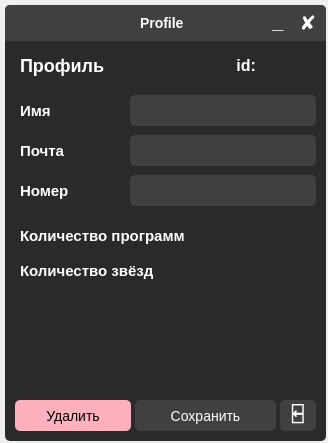
Above: profile/profile.ui from b0shka/selling_apps before the change. Below: the same form after it.
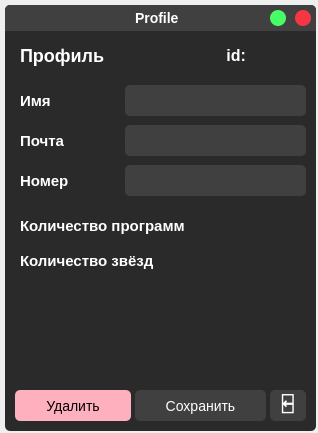
That is the form after the change.

Patch:
```diff
--- a/profile/profile.ui
+++ b/profile/profile.ui
@@ -6,10 +6,22 @@
    <rect>
     <x>0</x>
     <y>0</y>
-    <width>328</width>
-    <height>443</height>
+    <width>318</width>
+    <height>433</height>
    </rect>
   </property>
+  <property name="minimumSize">
+   <size>
+    <width>3</width>
+    <height>433</height>
+   </size>
+  </property>
+  <property name="maximumSize">
+   <size>
+    <width>328</width>
+    <height>433</height>
+   </size>
+  </property>
   <property name="windowTitle">
    <string>Profile</string>
   </property>
@@ -21,20 +33,20 @@
     <rect>
      <x>5</x>
      <y>5</y>
-     <width>321</width>
-     <height>436</height>
+     <width>311</width>
+     <height>426</height>
     </rect>
    </property>
    <property name="minimumSize">
     <size>
-     <width>321</width>
-     <height>436</height>
+     <width>311</width>
+     <height>426</height>
     </size>
    </property>
    <property name="maximumSize">
     <size>
-     <width>321</width>
-     <height>436</height>
+     <width>311</width>
+     <height>426</height>
     </size>
    </property>
    <property name="styleSheet">
@@ -49,120 +61,11 @@
    <property name="frameShadow">
     <enum>QFrame::Raised</enum>
    </property>
-   <widget class="QFrame" name="frame_3">
-    <property name="geometry">
-     <rect>
-      <x>0</x>
-      <y>0</y>
-      <width>321</width>
-      <height>36</height>
-     </rect>
-    </property>
-    <property name="styleSheet">
-     <string notr="true">QFrame{
-	border-bottom-left-radius: 0px;
-	border-bottom-right-radius: 0px;
-	background-color: #404040;
-}</string>
-    </property>
-    <property name="frameShape">
-     <enum>QFrame::StyledPanel</enum>
-    </property>
-    <property name="frameShadow">
-     <enum>QFrame::Raised</enum>
-    </property>
-    <widget class="QPushButton" name="pushButton_8">
-     <property name="geometry">
-      <rect>
-       <x>290</x>
-       <y>5</y>
-       <width>26</width>
-       <height>26</height>
-      </rect>
-     </property>
-     <property name="font">
-      <font>
-       <pointsize>-1</pointsize>
-       <weight>75</weight>
-       <bold>true</bold>
-      </font>
-     </property>
-     <property name="styleSheet">
-      <string notr="true">QPushButton {
-	font-size: 20px;
-	background-color: #404040;
-	border-radius: 5px;
-}
-QPushButton::hover {
-	background-color: #ffb0be;
-	color: black;
-}</string>
-     </property>
-     <property name="text">
-      <string>✘</string>
-     </property>
-    </widget>
-    <widget class="QPushButton" name="pushButton_9">
-     <property name="geometry">
-      <rect>
-       <x>260</x>
-       <y>5</y>
-       <width>26</width>
-       <height>26</height>
-      </rect>
-     </property>
-     <property name="font">
-      <font>
-       <pointsize>-1</pointsize>
-       <weight>75</weight>
-       <bold>true</bold>
-      </font>
-     </property>
-     <property name="styleSheet">
-      <string notr="true">QPushButton {
-	padding-bottom: 4px;
-	font-size: 20px;
-	background-color: #404040;
-	border-radius: 5px;
-}
-QPushButton::hover {
-	background-color: #2a2a2a;
-}</string>
-     </property>
-     <property name="text">
-      <string>_</string>
-     </property>
-    </widget>
-    <widget class="QLabel" name="label_13">
-     <property name="geometry">
-      <rect>
-       <x>135</x>
-       <y>10</y>
-       <width>56</width>
-       <height>16</height>
-      </rect>
-     </property>
-     <property name="font">
-      <font>
-       <pointsize>-1</pointsize>
-       <weight>75</weight>
-       <bold>true</bold>
-      </font>
-     </property>
-     <property name="styleSheet">
-      <string notr="true">font-size: 14px;
-color: white;</string>
-     </property>
-     <property name="text">
-      <string>Profile</string>
-     </property>
-    </widget>
-   </widget>
    <widget class="QLabel" name="label_9">
     <property name="geometry">
      <rect>
-      <x>220</x>
-      <y>255</y>
+      <x>215</x>
+      <y>245</y>
       <width>86</width>
       <height>21</height>
      </rect>
@@ -188,8 +91,8 @@
    <widget class="QPushButton" name="pushButton_4">
     <property name="geometry">
      <rect>
-      <x>220</x>
-      <y>220</y>
+      <x>215</x>
+      <y>210</y>
       <width>86</width>
       <height>21</height>
      </rect>
@@ -221,8 +124,8 @@
     <property name="geometry">
      <rect>
       <x>130</x>
-      <y>395</y>
-      <width>141</width>
+      <y>385</y>
+      <width>131</width>
       <height>31</height>
      </rect>
     </property>
@@ -243,9 +146,9 @@
    <widget class="QLineEdit" name="lineEdit_2">
     <property name="geometry">
      <rect>
-      <x>125</x>
-      <y>130</y>
-      <width>186</width>
+      <x>120</x>
+      <y>120</y>
+      <width>181</width>
       <height>31</height>
      </rect>
     </property>
@@ -260,7 +163,7 @@
     <property name="geometry">
      <rect>
       <x>15</x>
-      <y>50</y>
+      <y>40</y>
       <width>101</width>
       <height>21</height>
      </rect>
@@ -283,8 +186,8 @@
    <widget class="QPushButton" name="pushButton_3">
     <property name="geometry">
      <rect>
-      <x>275</x>
-      <y>395</y>
+      <x>265</x>
+      <y>385</y>
       <width>36</width>
       <height>31</height>
      </rect>
@@ -315,7 +218,7 @@
     <property name="geometry">
      <rect>
       <x>15</x>
-      <y>95</y>
+      <y>85</y>
       <width>61</width>
       <height>21</height>
      </rect>
@@ -338,9 +241,9 @@
    <widget class="QLineEdit" name="lineEdit_3">
     <property name="geometry">
      <rect>
-      <x>125</x>
-      <y>170</y>
-      <width>186</width>
+      <x>120</x>
+      <y>160</y>
+      <width>181</width>
       <height>31</height>
      </rect>
     </property>
@@ -354,8 +257,8 @@
    <widget class="QLabel" name="label_2">
     <property name="geometry">
      <rect>
-      <x>255</x>
-      <y>50</y>
+      <x>245</x>
+      <y>40</y>
       <width>56</width>
       <height>21</height>
      </rect>
@@ -382,7 +285,7 @@
     <property name="geometry">
      <rect>
       <x>15</x>
-      <y>255</y>
+      <y>245</y>
       <width>161</width>
       <height>21</height>
      </rect>
@@ -405,8 +308,8 @@
    <widget class="QLabel" name="label_3">
     <property name="geometry">
      <rect>
-      <x>220</x>
-      <y>50</y>
+      <x>210</x>
+      <y>40</y>
       <width>31</width>
       <height>21</height>
      </rect>
@@ -433,7 +336,7 @@
     <property name="geometry">
      <rect>
       <x>10</x>
-      <y>395</y>
+      <y>385</y>
       <width>116</width>
       <height>31</height>
      </rect>
@@ -452,7 +355,7 @@
     <property name="geometry">
      <rect>
       <x>15</x>
-      <y>175</y>
+      <y>165</y>
       <width>71</width>
       <height>21</height>
      </rect>
@@ -475,9 +378,9 @@
    <widget class="QLineEdit" name="lineEdit">
     <property name="geometry">
      <rect>
-      <x>125</x>
-      <y>90</y>
-      <width>186</width>
+      <x>120</x>
+      <y>80</y>
+      <width>181</width>
       <height>31</height>
      </rect>
     </property>
@@ -492,7 +395,7 @@
     <property name="geometry">
      <rect>
       <x>15</x>
-      <y>220</y>
+      <y>210</y>
       <width>196</width>
       <height>21</height>
      </rect>
@@ -516,7 +419,7 @@
     <property name="geometry">
      <rect>
       <x>15</x>
-      <y>135</y>
+      <y>125</y>
       <width>61</width>
       <height>21</height>
      </rect>
@@ -536,6 +439,115 @@
      <string>Почта</string>
     </property>
    </widget>
+   <widget class="QFrame" name="frame_5">
+    <property name="geometry">
+     <rect>
+      <x>0</x>
+      <y>0</y>
+      <width>311</width>
+      <height>26</height>
+     </rect>
+    </property>
+    <property name="styleSheet">
+     <string notr="true">QFrame{
+	border-bottom-left-radius: 0px;
+	border-bottom-right-radius: 0px;
+	background-color: #404040;
+}</string>
+    </property>
+    <property name="frameShape">
+     <enum>QFrame::StyledPanel</enum>
+    </property>
+    <property name="frameShadow">
+     <enum>QFrame::Raised</enum>
+    </property>
+    <widget class="QPushButton" name="pushButton_8">
+     <property name="geometry">
+      <rect>
+       <x>290</x>
+       <y>5</y>
+       <width>16</width>
+       <height>16</height>
+      </rect>
+     </property>
+     <property name="font">
+      <font>
+       <pointsize>-1</pointsize>
+       <weight>75</weight>
+       <bold>true</bold>
+      </font>
+     </property>
+     <property name="styleSheet">
+      <string notr="true">QPushButton {
+	font-size: 20px;
+	background-color: #f73643;
+	border-radius: 8px;
+}
+QPushButton::hover {
+	background-color: #d63a44;
+	color: black;
+}</string>
+     </property>
+     <property name="text">
+      <string/>
+     </property>
+    </widget>
+    <widget class="QPushButton" name="pushButton_9">
+     <property name="geometry">
+      <rect>
+       <x>265</x>
+       <y>5</y>
+       <width>16</width>
+       <height>16</height>
+      </rect>
+     </property>
+     <property name="font">
+      <font>
+       <pointsize>-1</pointsize>
+       <weight>75</weight>
+       <bold>true</bold>
+      </font>
+     </property>
+     <property name="styleSheet">
+      <string notr="true">QPushButton {
+	padding-bottom: 4px;
+	font-size: 20px;
+	background-color: #47fc65;
+	border-radius: 8px;
+}
+QPushButton::hover {
+	background-color: #49cc5f;
+}</string>
+     </property>
+     <property name="text">
+      <string/>
+     </property>
+    </widget>
+    <widget class="QLabel" name="label_13">
+     <property name="geometry">
+      <rect>
+       <x>130</x>
+       <y>5</y>
+       <width>56</width>
+       <height>16</height>
+      </rect>
+     </property>
+     <property name="font">
+      <font>
+       <pointsize>-1</pointsize>
+       <weight>75</weight>
+       <bold>true</bold>
+      </font>
+     </property>
+     <property name="styleSheet">
+      <string notr="true">font-size: 14px;
+color: white;</string>
+     </property>
+     <property name="text">
+      <string>Profile</string>
+     </property>
+    </widget>
+   </widget>
   </widget>
  </widget>
  <resources/>
```
